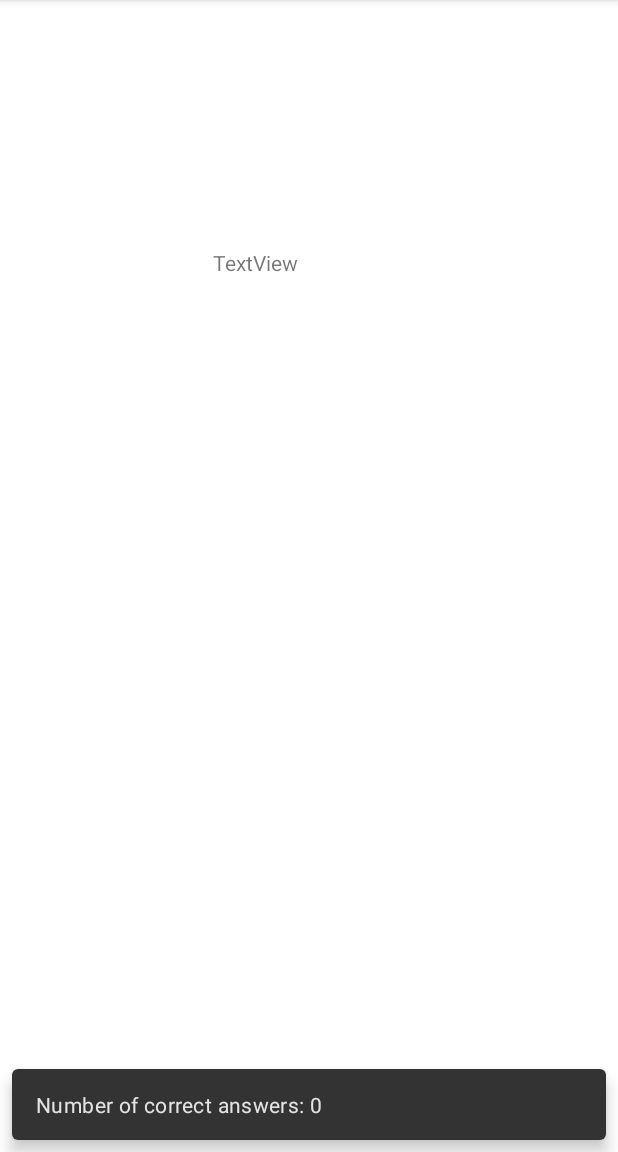
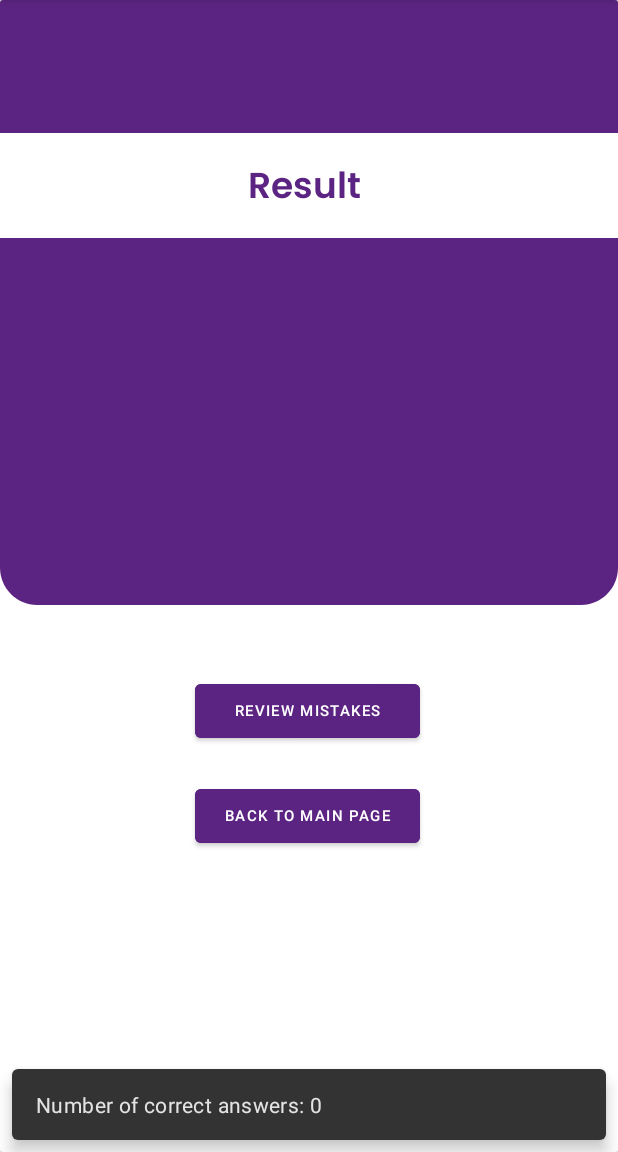
Before and after one commit to yyusifov/OnlineEducationSystem, an Android app: the QuizResult screen opened directly, with no data from a screen before it, on a phone screen of 412 x 824 dp, the part 84-1236 px from its top. Run offline under Robolectric (Android 15) with nearby library versions, the light colour scheme and no system bars; 2 statements that could not run were skipped.

Commit message:
feedback part is configured

```diff
--- a/app/src/main/java/com/example/onlineeducationsystem/MainActivity.java
+++ b/app/src/main/java/com/example/onlineeducationsystem/MainActivity.java
@@ -32,7 +32,7 @@ public class MainActivity extends AppCompatActivity {
         super.onCreate(savedInstanceState);
         setContentView(R.layout.activity_main);
 
-        signIn = findViewById(R.id.confirm_password);
+        signIn = findViewById(R.id.signIn);
 
         forgotPassword = findViewById(R.id.forgotPassword);
 
@@ -73,7 +73,7 @@ public class MainActivity extends AppCompatActivity {
 //        userInformation.setUpdate_date(new Date().getTime());
 //
 //        UserViewModel.insertUserInformation(userInformation);
-
+//
 //        CourseDescription courseDescription = new CourseDescription();
 //
 //        courseDescription.setDescription("This course will mainly focus on different aspects of Software Product");
--- a/app/src/main/java/com/example/onlineeducationsystem/QuizResult.java
+++ b/app/src/main/java/com/example/onlineeducationsystem/QuizResult.java
@@ -2,12 +2,19 @@ package com.example.onlineeducationsystem;
 
 import android.os.Bundle;
 import android.util.Log;
+import android.view.View;
+import android.widget.Button;
 import android.widget.TextView;
 
 import androidx.annotation.NonNull;
 import androidx.appcompat.app.AppCompatActivity;
+import androidx.cardview.widget.CardView;
+import androidx.recyclerview.widget.LinearLayoutManager;
+import androidx.recyclerview.widget.RecyclerView;
 
 import com.example.onlineeducationsystem.QuizSetUp.Quiz;
+import com.example.onlineeducationsystem.QuizSetUp.QuizAnswer;
+import com.example.onlineeducationsystem.adapter.FeedbackAdapter;
 import com.google.android.material.snackbar.Snackbar;
 
 import org.json.JSONArray;
@@ -15,6 +22,7 @@ import org.json.JSONException;
 import org.json.JSONObject;
 
 import java.io.IOException;
+import java.util.ArrayList;
 
 import okhttp3.Call;
 import okhttp3.Callback;
@@ -32,17 +40,29 @@ public class QuizResult extends AppCompatActivity {
 
     private TextView show_result;
 
-    private String[] wrongAnsweredQuestions = new String[100];
-
-    private String[] correctAnswers = new String[100];
-
     private String feedback;
 
+    private ArrayList<QuizAnswer> quizAnswerList;
+
+    private CardView resultTextCardView;
+
+    private Button reviewButton;
+
+    private RecyclerView recyclerView;
     @Override
     protected void onCreate(Bundle savedInstanceState) {
         super.onCreate(savedInstanceState);
         setContentView(R.layout.activity_quiz_result);
-        show_result = findViewById(R.id.result_id);
+        show_result = findViewById(R.id.score_id);
+
+        resultTextCardView = findViewById(R.id.result_demonstration_id);
+
+        reviewButton = findViewById(R.id.review_but);
+
+        recyclerView = findViewById(R.id.review_of_mistakes_id);
+
+
+        quizAnswerList = new ArrayList<>();
 
         int number_of_correct_answers = 0;
 
@@ -52,26 +72,42 @@ public class QuizResult extends AppCompatActivity {
 
         int counter = 0;
 
+        reviewButton.setOnClickListener(new View.OnClickListener() {
+            @Override
+            public void onClick(View view) {
+                resultTextCardView.setVisibility(View.GONE);
+
+                recyclerView.setVisibility(View.VISIBLE);
+
+                recyclerView.setHasFixedSize(true);
+
+                recyclerView.setLayoutManager(new LinearLayoutManager(QuizResult.this.getApplicationContext()));
+
+                FeedbackAdapter feedbackAdapter = new FeedbackAdapter(quizAnswerList);
+
+                recyclerView.setAdapter(feedbackAdapter);
+            }
+        });
+
         for (int i = 0; i < student_answers.length; i++) {
-            if(student_answers[i] == true){
+            if(student_answers[i]){
                 number_of_correct_answers++;
             }
             else{
-                Log.d("Wrong answers: ", String.valueOf(question_set[i].getQuestion()));
-                wrongAnsweredQuestions[counter] = question_set[i].getQuestion();
 
-                correctAnswers[counter++] = "Question i: " + question_set[i].getCorrectAnswer();
-
-                callAPI("This is my question: " + question_set[i].getQuestion() + "\n" + "This is the correct answer: " + question_set[i].getCorrectAnswer() + "\n Can you provide feedback for this question in a more detailed explanation?");
+                callAPI("This is my question: " + question_set[i].getQuestion() + "\n" + "This is the correct answer: " + question_set[i].getCorrectAnswer() + "\n Can you provide feedback for this question in a more detailed explanation?", i + 1);
 
             }
         }
 
+        String result_text = number_of_correct_answers + "/" + student_answers.length;
+
+        show_result.setText(result_text);
+
         Snackbar.make(show_result, "Number of correct answers: " + number_of_correct_answers, Snackbar.LENGTH_LONG).show();
-//        callAPI("What is component in react?");
     }
 
-    public void callAPI(String question) {
+    public void callAPI(String question, int questionNumber) {
         JSONObject jsonObject = new JSONObject();
         JSONArray messagesArray = new JSONArray();
 
@@ -114,7 +150,7 @@ public class QuizResult extends AppCompatActivity {
             @Override
             public void onFailure(@NonNull Call call, @NonNull IOException e) {
                 Log.d("Wassup", e.getMessage());
-                getResponse("Failed response15: " + e.getMessage());
+                getResponse("Failed response15: " + e.getMessage(), questionNumber);
             }
 
             @Override
@@ -130,7 +166,7 @@ public class QuizResult extends AppCompatActivity {
                         runOnUiThread(new Runnable() {
                             @Override
                             public void run() {
-                                getResponse(resultText.trim());
+                                getResponse(resultText.trim(), questionNumber);
                             }
                         });
                     } catch (JSONException e) {
@@ -144,7 +180,7 @@ public class QuizResult extends AppCompatActivity {
                     runOnUiThread(new Runnable() {
                         @Override
                         public void run() {
-                            getResponse("Failed response: " + errorBody);
+                            getResponse("Failed response: " + errorBody, questionNumber);
                         }
                     });
                 }
@@ -155,9 +191,14 @@ public class QuizResult extends AppCompatActivity {
 
 
 
-    public void getResponse(String response){
-        //Snackbar.make(show_result, response, Snackbar.LENGTH_LONG).show();
+    public void getResponse(String response, int questionNumber){
+
+
+        quizAnswerList.add(new QuizAnswer(response, questionNumber));
+
+        Snackbar.make(show_result, questionNumber + " - " + response, Snackbar.LENGTH_LONG).show();
+
         feedback += "\n" + response;
-        show_result.setText(feedback);
+
     }
 }
--- /dev/null
+++ b/app/src/main/res/drawable/feedback_background.xml
@@ -0,0 +1,9 @@
+<vector xmlns:android="http://schemas.android.com/apk/res/android"
+    android:width="417dp"
+    android:height="403dp"
+    android:viewportWidth="417"
+    android:viewportHeight="403">
+  <path
+      android:pathData="M0,0H417V378C417,391.81 405.81,403 392,403H25C11.19,403 0,391.81 0,378V0Z"
+      android:fillColor="#5C2482"/>
+</vector>
--- /dev/null
+++ b/app/src/main/res/drawable/feedback_result_background.xml
@@ -0,0 +1,9 @@
+<vector xmlns:android="http://schemas.android.com/apk/res/android"
+    android:width="417dp"
+    android:height="71dp"
+    android:viewportWidth="417"
+    android:viewportHeight="71">
+  <path
+      android:pathData="M0,0h417v71h-417z"
+      android:fillColor="#ffffff"/>
+</vector>
--- a/app/src/main/res/layout/activity_quiz_result.xml
+++ b/app/src/main/res/layout/activity_quiz_result.xml
@@ -6,7 +6,19 @@
     android:layout_height="match_parent"
     tools:context=".QuizResult">
 
-    <ScrollView
+    <androidx.recyclerview.widget.RecyclerView
+        android:id="@+id/review_of_mistakes_id"
+        android:layout_width="409dp"
+        android:layout_height="729dp"
+        android:paddingTop="50dp"
+        android:visibility="gone"
+        app:layout_constraintBottom_toBottomOf="parent"
+        app:layout_constraintEnd_toEndOf="parent"
+        app:layout_constraintStart_toStartOf="parent"
+        app:layout_constraintTop_toTopOf="parent" />
+
+    <androidx.cardview.widget.CardView
+        android:id="@+id/result_demonstration_id"
         android:layout_width="match_parent"
         android:layout_height="match_parent"
         app:layout_constraintBottom_toBottomOf="parent"
@@ -14,20 +26,61 @@
         app:layout_constraintStart_toStartOf="parent"
         app:layout_constraintTop_toTopOf="parent">
 
-        <LinearLayout
-            android:layout_width="match_parent"
+        <ImageView
+            android:id="@+id/imageView7"
+            android:layout_width="wrap_content"
             android:layout_height="wrap_content"
-            android:orientation="vertical">
+            android:scaleType="fitXY"
+            app:srcCompat="@drawable/feedback_background" />
 
-            <TextView
-                android:id="@+id/result_id"
-                android:layout_width="wrap_content"
-                android:layout_height="wrap_content"
-                android:layout_marginStart="142dp"
-                android:layout_marginTop="165dp"
-                android:layout_marginEnd="142dp"
-                android:text="TextView" />
-        </LinearLayout>
-    </ScrollView>
+        <ImageView
+            android:id="@+id/imageView9"
+            android:layout_width="wrap_content"
+            android:layout_height="wrap_content"
+            android:layout_marginTop="88dp"
+            app:srcCompat="@drawable/feedback_result_background" />
+
+        <TextView
+            android:id="@+id/textView5"
+            android:layout_width="wrap_content"
+            android:layout_height="wrap_content"
+            android:layout_marginLeft="165dp"
+            android:layout_marginTop="105dp"
+            android:fontFamily="@font/poppins_semibold"
+            android:text="Result"
+            android:textColor="#5C2482"
+            android:textSize="24sp" />
+
+        <TextView
+            android:id="@+id/score_id"
+            android:layout_width="wrap_content"
+            android:layout_height="wrap_content"
+            android:layout_marginLeft="183dp"
+            android:layout_marginTop="180dp"
+            android:fontFamily="@font/poppins_semibold"
+            android:text="3/5"
+            android:textColor="#FFFFFF"
+            android:textSize="22sp" />
+
+        <Button
+            android:id="@+id/button"
+            android:layout_width="150dp"
+            android:layout_height="wrap_content"
+            android:layout_marginLeft="130dp"
+            android:layout_marginTop="520dp"
+            android:backgroundTint="#5C2482"
+            android:text="Back to Main Page"
+            android:textSize="10sp" />
+
+        <Button
+            android:id="@+id/review_but"
+            android:layout_width="150dp"
+            android:layout_height="wrap_content"
+            android:layout_marginLeft="130dp"
+            android:layout_marginTop="450dp"
+            android:backgroundTint="#5C2482"
+            android:text="Review Mistakes"
+            android:textSize="10sp" />
+    </androidx.cardview.widget.CardView>
 
 </androidx.constraintlayout.widget.ConstraintLayout>
```
Also changed, not shown: app/src/main/java/com/example/onlineeducationsystem/QuizSetUp/QuizAnswer.java (added, +32 -0 lines), app/src/main/java/com/example/onlineeducationsystem/adapter/FeedbackAdapter.java (added, +66 -0 lines), app/src/main/res/layout/feedback_row.xml (added, +31 -0 lines), gradle/wrapper/gradle-wrapper.properties.
